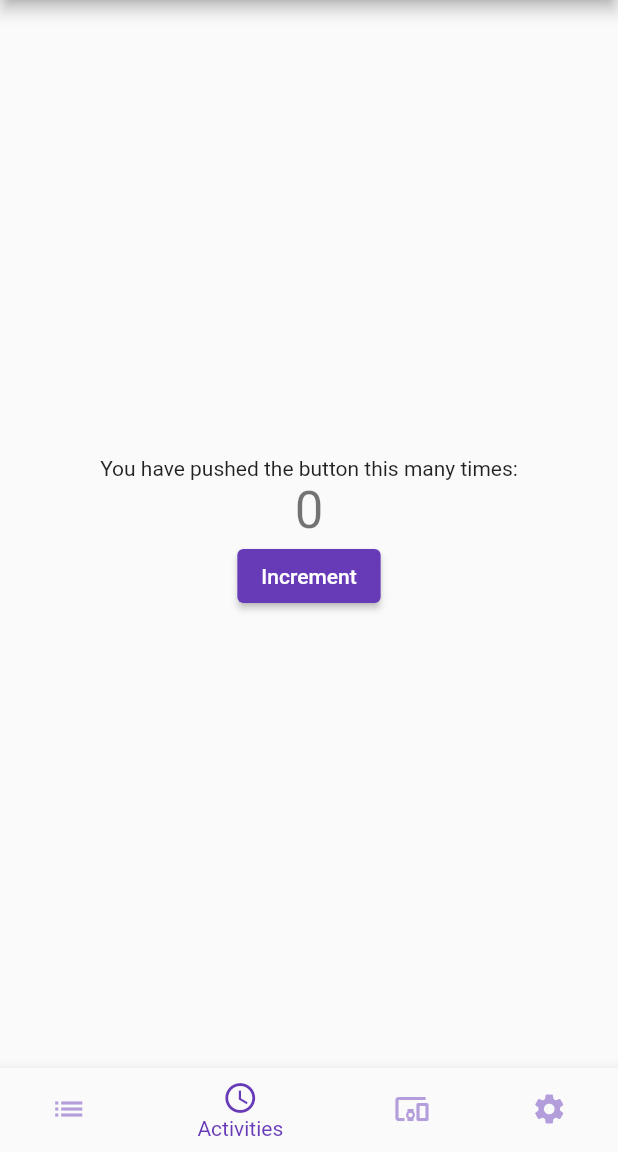
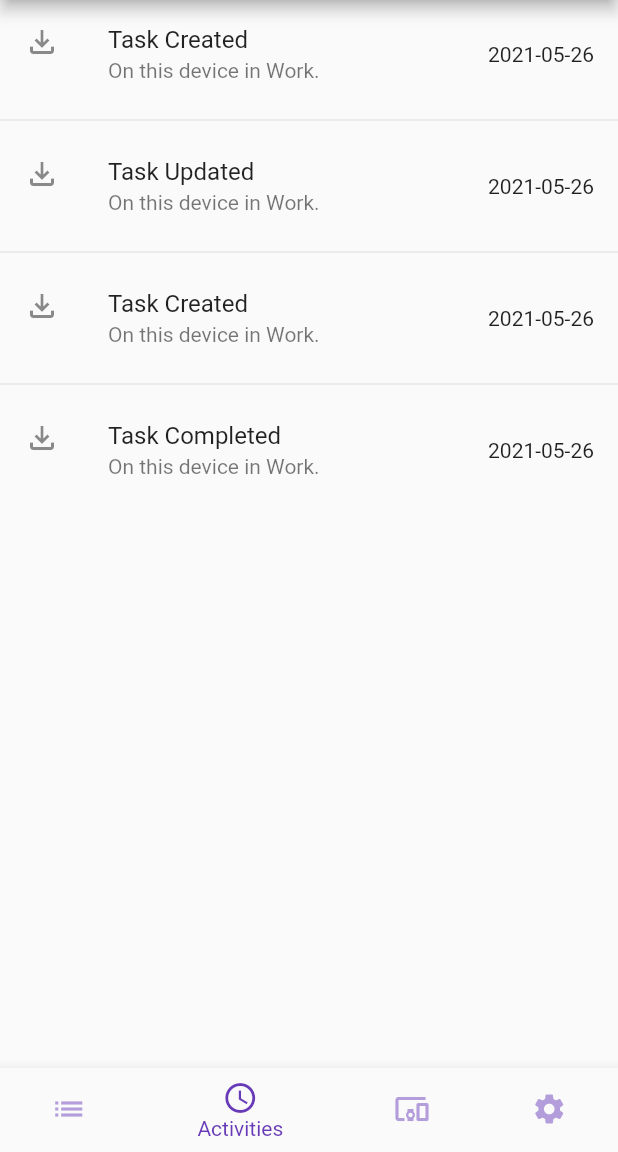
Before and after one commit to PJ-ODS-2021/P2P-Task, a Flutter app: the screen it shows after launch, item 2 of the bottom bar chosen, on a phone screen of 412 x 824 dp, the part 84-1236 px from its top. Run offline on Flutter 3.47's test engine with Material 2 defaults, Android fonts, the phone set to English and light mode, and no system bars; our stand-ins replace flutter_slidable, qr_flutter; missing offline and left inert: network_info_plus, qr_code_scanner; generated files the repository leaves out were written again.

Commit message:
Started with Activity Log
- Changed Activity Entry
  - added TaskList to relate activities to lists
  - added UUID and TimeStamp
- Created ActivityEntryService
  - added initial activities for testing
- Created initial ActivityScreen
- Changed ToDo to Task in TaskListScreen for a unified wording

OPTM-23

```diff
--- a/lib/main.dart
+++ b/lib/main.dart
@@ -1,5 +1,6 @@
 import 'package:flutter/material.dart';
 import 'package:p2p_task/screens/home_screen.dart';
+import 'package:p2p_task/services/activity_entry_service.dart';
 import 'package:p2p_task/services/task_list_service.dart';
 import 'package:provider/provider.dart';
 
@@ -14,6 +15,7 @@ class App extends StatelessWidget {
     return MultiProvider(
       providers: [
         ChangeNotifierProvider(create: (context) => TaskListService()),
+        ChangeNotifierProvider(create: (context) => ActivityEntryService()),
       ],
       child: MaterialApp(
         title: 'P2P Task Manager',
--- a/lib/models/activity_entry.dart
+++ b/lib/models/activity_entry.dart
@@ -1,9 +1,22 @@
+import 'package:p2p_task/models/task_list.dart';
+import 'package:uuid/uuid.dart';
+
 class ActivityEntry {
-  final String id;
-  final DateTime timestamp;
+  String? id;
+  DateTime? timestamp;
   final String event;
-  final String device;
-  final String network;
+  final String? device;
+  final String? network;
+  final TaskList? list;
 
-  ActivityEntry(this.id, this.timestamp, this.event, this.device, this.network);
+  ActivityEntry(
+      {this.id,
+      this.timestamp,
+      this.event = "",
+      this.device,
+      this.network,
+      this.list}) {
+    if (this.id == null) this.id = Uuid().v4();
+    if (this.timestamp == null) this.timestamp = DateTime.now();
+  }
 }
--- /dev/null
+++ b/lib/screens/activity_log_screen.dart
@@ -0,0 +1,56 @@
+import 'package:flutter/material.dart';
+import 'package:p2p_task/models/activity_entry.dart';
+import 'package:p2p_task/services/activity_entry_service.dart';
+import 'package:provider/provider.dart';
+
+class ActivityLogScreen extends StatefulWidget {
+  ActivityLogScreen({Key? key}) : super(key: key);
+
+  @override
+  _ActivityLogScreenState createState() => _ActivityLogScreenState();
+}
+
+class _ActivityLogScreenState extends State<ActivityLogScreen> {
+  final _heroFont = TextStyle(fontSize: 24.0, fontWeight: FontWeight.bold);
+
+  @override
+  Widget build(BuildContext context) {
+    final activityEntryWidget = Consumer<ActivityEntryService>(
+      builder: (context, service, child) =>
+          _buildActivityEntries(context, service),
+    );
+    return activityEntryWidget;
+  }
+
+  Widget _buildActivityEntries(
+      BuildContext context, ActivityEntryService service) {
+    if (service.activities.length == 0) {
+      return Center(
+          child: Column(
+        children: [
+          Spacer(),
+          Text('⚡️ No activities yet.', style: _heroFont),
+          Text('Changes to your Tasks will be shown here.'),
+          Text('Create a new Task or pair a device to see some activities.'),
+          Spacer(flex: 2),
+        ],
+      ));
+    }
+    return ListView.separated(
+        itemCount: service.activities.length,
+        separatorBuilder: (BuildContext context, int index) => const Divider(),
+        itemBuilder: (BuildContext context, int index) {
+          final activity = service.activities[index];
+          return _buildActivityEntry(context, activity);
+        });
+  }
+
+  Widget _buildActivityEntry(BuildContext context, ActivityEntry activity) {
+    return ListTile(
+      title: Text(activity.event),
+      subtitle: Text("On this device in Work."),
+      leading: Icon(Icons.file_download_outlined),
+      trailing: Text("2021-05-26"),
+    );
+  }
+}
--- a/lib/screens/counter_example_screen.dart
+++ /dev/null
@@ -1,65 +0,0 @@
-import 'package:flutter/material.dart';
-
-class CounterExampleScreen extends StatefulWidget {
-  CounterExampleScreen({Key? key}) : super(key: key);
-
-  @override
-  _CounterExampleScreenState createState() => _CounterExampleScreenState();
-}
-
-// Example for simple state management in Flutter
-class _CounterExampleScreenState extends State<CounterExampleScreen> {
-  int _counter = 0;
-
-  void _incrementCounter() {
-    setState(() {
-      // This call to setState tells the Flutter framework that something has
-      // changed in this State, which causes it to rerun the build method below
-      // so that the display can reflect the updated values. If we changed
-      // _counter without calling setState(), then the build method would not be
-      // called again, and so nothing would appear to happen.
-      _counter++;
-    });
-  }
-
-  @override
-  Widget build(BuildContext context) {
-    // This method is rerun every time setState is called, for instance as done
-    // by the _incrementCounter method above.
-    //
-    // The Flutter framework has been optimized to make rerunning build methods
-    // fast, so that you can just rebuild anything that needs updating rather
-    // than having to individually change instances of widgets.
-    return Center(
-      // Center is a layout widget. It takes a single child and positions it
-      // in the middle of the parent.
-      child: Column(
-        // Column is also a layout widget. It takes a list of children and
-        // arranges them vertically. By default, it sizes itself to fit its
-        // children horizontally, and tries to be as tall as its parent.
-        //
-        // Invoke "debug painting" (press "p" in the console, choose the
-        // "Toggle Debug Paint" action from the Flutter Inspector in Android
-        // Studio, or the "Toggle Debug Paint" command in Visual Studio Code)
-        // to see the wireframe for each widget.
-        //
-        // Column has various properties to control how it sizes itself and
-        // how it positions its children. Here we use mainAxisAlignment to
-        // center the children vertically; the main axis here is the vertical
-        // axis because Columns are vertical (the cross axis would be
-        // horizontal).
-        mainAxisAlignment: MainAxisAlignment.center,
-        children: <Widget>[
-          Text(
-            'You have pushed the button this many times:',
-          ),
-          Text(
-            '$_counter',
-            style: Theme.of(context).textTheme.headline4,
-          ),
-          ElevatedButton(onPressed: _incrementCounter, child: Text('Increment'))
-        ],
-      ), // This trailing comma makes auto-formatting nicer for build methods.
-    );
-  }
-}
--- a/lib/screens/home_screen.dart
+++ b/lib/screens/home_screen.dart
@@ -1,5 +1,5 @@
 import 'package:flutter/material.dart';
-import 'package:p2p_task/screens/counter_example_screen.dart';
+import 'package:p2p_task/screens/activity_log_screen.dart';
 import 'package:p2p_task/screens/task_list_screen.dart';
 import 'package:p2p_task/screens/fun_with_sockets.dart';
 import 'package:p2p_task/widgets/bottom_navigation.dart';
@@ -46,7 +46,7 @@ class _HomeScreenState extends State<HomeScreen> {
             case 0:
               return TaskListScreen();
             case 1:
-              return CounterExampleScreen();
+              return ActivityLogScreen();
             case 2:
               return FunWithSockets();
             case 3:
--- a/lib/screens/task_list_screen.dart
+++ b/lib/screens/task_list_screen.dart
@@ -45,7 +45,7 @@ class _TaskListScreenState extends State<TaskListScreen> {
         children: [
           Spacer(),
           Text('🎉 Nothing to do.', style: _heroFont),
-          Text('Click the plus button below to add a ToDo.'),
+          Text('Click the plus button below to add a Task.'),
           Spacer(flex: 2),
         ],
       ));
--- /dev/null
+++ b/lib/services/activity_entry_service.dart
@@ -0,0 +1,30 @@
+import 'dart:collection';
+
+import 'package:flutter/cupertino.dart';
+import 'package:p2p_task/models/activity_entry.dart';
+
+class ActivityEntryService extends ChangeNotifier {
+  final List<ActivityEntry> _activities = [];
+
+  ActivityEntryService() {
+    // ToDo This is only need for debugging reasons.
+    //  It should be removed before deployment!
+    this.add(ActivityEntry(event: "Task Created", device: "My iPad"));
+    this.add(ActivityEntry(event: "Task Updated", device: "My iPad"));
+    this.add(ActivityEntry(event: "Task Created", device: "My MacBook"));
+    this.add(ActivityEntry(event: "Task Completed"));
+  }
+
+  UnmodifiableListView<ActivityEntry> get activities =>
+      UnmodifiableListView(_activities);
+
+  void add(ActivityEntry entry) {
+    _activities.add(entry);
+    notifyListeners();
+  }
+
+  void removeAll() {
+    _activities.clear();
+    notifyListeners();
+  }
+}
```
